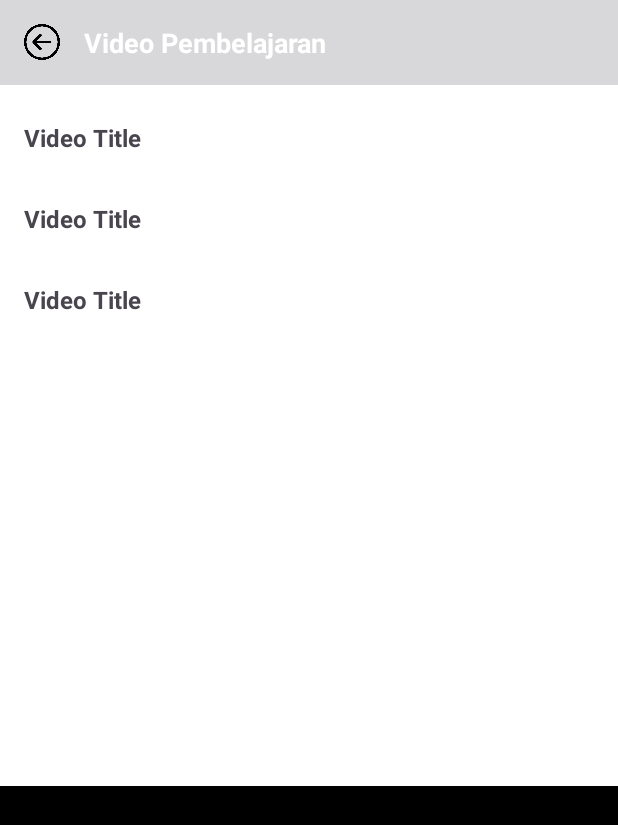
After one commit to AzizaSyakira/Kelompok_4_Pintar_Plus, an Android app: the layout activity_video_matpel.xml on its own in the app's theme, with its tools: preview values and no code run, on a phone screen of 412 x 824 dp. The commit adds this screen. Shown: the top 825 px of the screen. Run offline under Robolectric (Android 15) with nearby library versions, the phone set to English and light mode, and no system bars.

Commit message:
tambahan adaptervideo, model video dan courses, class video matpel,
video masih belum bisa load video dari link

```diff
--- a/app/src/main/java/id/our/pintarplus/retrofit/RetrofitConfig.java
+++ b/app/src/main/java/id/our/pintarplus/retrofit/RetrofitConfig.java
@@ -15,7 +15,7 @@ public class RetrofitConfig {
     // http://172.31.96.1:80/api/ -->WIFI HP api memu
     // http://192.168.192.162/api/ -->WIFI HP 2 api memu
 
-    private static final String BASE_URL = "http://192.168.192.162:80/API/"; // Sesuaikan BASE_URL
+    private static final String BASE_URL = "http://192.168.18.13:80/API/"; // Sesuaikan BASE_URL
 
     public Retrofit getRetrofitClientInstance() {
 
--- /dev/null
+++ b/app/src/main/res/layout/activity_video_matpel.xml
@@ -0,0 +1,69 @@
+<androidx.constraintlayout.widget.ConstraintLayout xmlns:android="http://schemas.android.com/apk/res/android"
+    xmlns:app="http://schemas.android.com/apk/res-auto"
+    xmlns:tools="http://schemas.android.com/tools"
+    android:layout_width="match_parent"
+    android:layout_height="match_parent"
+    android:background="@color/white"
+    tools:context="id.our.pintarplus.VideoMatpelActivity">
+
+    <!-- Toolbar or Header -->
+    <LinearLayout
+        android:id="@+id/header"
+        android:layout_width="match_parent"
+        android:layout_height="wrap_content"
+        android:orientation="horizontal"
+        android:background="@color/button"
+        android:padding="16dp"
+        app:layout_constraintTop_toTopOf="parent"
+        app:layout_constraintStart_toStartOf="parent"
+        app:layout_constraintEnd_toEndOf="parent">
+
+        <ImageView
+            android:id="@+id/back_button"
+            android:layout_width="24dp"
+            android:layout_height="24dp"
+            android:src="@drawable/ic_back"
+            android:contentDescription="Back button"
+            />
+
+        <TextView
+            android:id="@+id/header_title"
+            android:layout_width="wrap_content"
+            android:layout_height="wrap_content"
+            android:layout_marginStart="16dp"
+            android:text="Video Pembelajaran"
+            android:textColor="@color/white"
+            android:textSize="18sp"
+            android:textStyle="bold" />
+    </LinearLayout>
+
+    <!-- RecyclerView for Video List -->
+    <androidx.recyclerview.widget.RecyclerView
+        android:id="@+id/recycler_videos"
+        android:layout_width="match_parent"
+        android:layout_height="0dp"
+        android:layout_marginTop="8dp"
+        app:layout_constraintBottom_toTopOf="@id/video_container"
+        app:layout_constraintEnd_toEndOf="parent"
+        app:layout_constraintStart_toStartOf="parent"
+        app:layout_constraintTop_toBottomOf="@id/header"
+        app:layout_constraintVertical_bias="1.0"
+        tools:listitem="@layout/item_video" />
+
+    <!-- Video Player Container -->
+    <FrameLayout
+        android:id="@+id/video_container"
+        android:layout_width="match_parent"
+        android:layout_height="300dp"
+        app:layout_constraintBottom_toBottomOf="parent"
+        app:layout_constraintStart_toStartOf="parent"
+        app:layout_constraintEnd_toEndOf="parent"
+        android:background="@color/black">
+
+        <VideoView
+            android:id="@+id/video_view"
+            android:layout_width="match_parent"
+            android:layout_height="match_parent"
+            android:visibility="gone" />
+    </FrameLayout>
+</androidx.constraintlayout.widget.ConstraintLayout>
--- /dev/null
+++ b/app/src/main/res/layout/item_video.xml
@@ -0,0 +1,19 @@
+<!-- item_video.xml -->
+<LinearLayout xmlns:android="http://schemas.android.com/apk/res/android"
+    android:layout_width="match_parent"
+    android:layout_height="wrap_content"
+    android:orientation="vertical"
+    android:padding="16dp">
+
+    <!-- TextView untuk menampilkan judul video -->
+    <TextView
+        android:id="@+id/videoTitle"
+        android:layout_width="wrap_content"
+        android:layout_height="wrap_content"
+        android:text="Video Title"
+        android:textSize="16sp"
+        android:textStyle="bold" />
+
+    <!-- Tambahkan elemen lainnya sesuai kebutuhan -->
+
+</LinearLayout>
--- a/app/src/main/res/xml/network_security_config.xml
+++ b/app/src/main/res/xml/network_security_config.xml
@@ -5,6 +5,7 @@
         <domain includeSubdomains="true">192.168.238.162</domain>
         <domain includeSubdomains="true">172.31.96.1</domain>
         <domain includeSubdomains="true">192.168.192.162</domain>
+        <domain includeSubdomains="true">192.168.18.13</domain>
 <!--        <domain includeSubdomains="true">192.168.76.3</domain>-->
 <!--        <domain includeSubdomains="true">127.0.0.1</domain>-->
 <!--        <domain includeSubdomains="true">192.168.187.65</domain>-->
```
Also changed, not shown: app/src/main/AndroidManifest.xml (+6 -12 lines), app/src/main/java/id/our/pintarplus/ElementaryActivity.java (+19 -2 lines), app/src/main/java/id/our/pintarplus/VideoMatpelActivity.java (added, +70 -0 lines), app/src/main/java/id/our/pintarplus/adapter/VideoAdapter.java (added, +61 -0 lines), app/src/main/java/id/our/pintarplus/models/CoursesModel.java (added, +50 -0 lines), app/src/main/java/id/our/pintarplus/models/MatpelModel.java (+13 -2 lines), app/src/main/java/id/our/pintarplus/models/VideoModel.java (added, +24 -0 lines), app/src/main/java/id/our/pintarplus/retrofit/ApiInterface.java (+7 -0 lines), app/src/main/res/drawable/ic_back.png (added), app/src/main/res/drawable/ic_video_placeholder.png (added).
